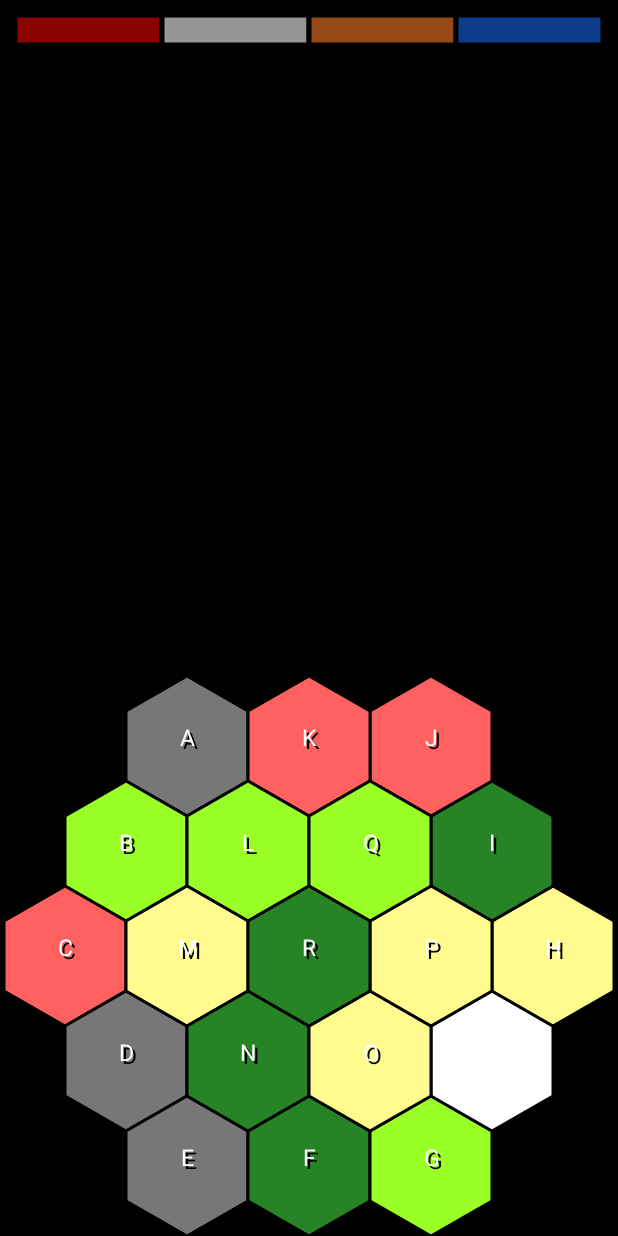
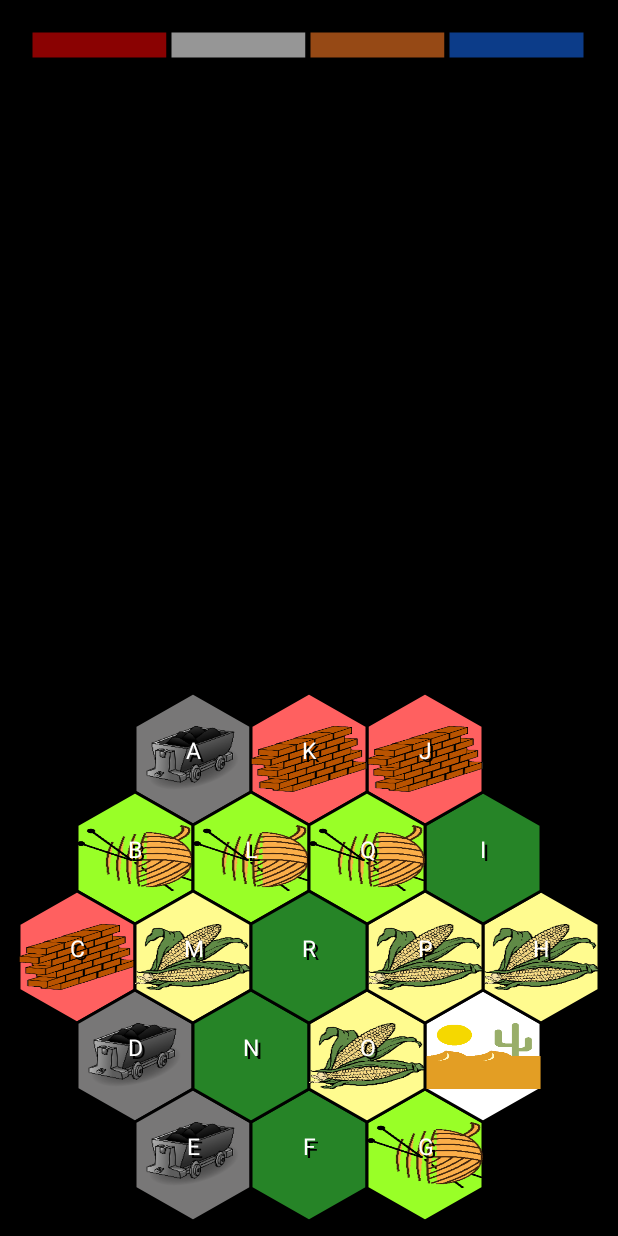
Before and after one commit to mainak/catan-helper, an Android app: the screen it shows after launch (PlayActivity), after a tap on "CLASSIC", on a phone screen of 412 x 824 dp. Run offline under Robolectric (Android 15) with nearby library versions, the phone set to English and light mode, and no system bars; 2 statements that could not run were skipped.

Commit message:
Dialogs and setup screen

```diff
--- a/app/src/main/java/com/mmandal/catanhelper/Board.java
+++ b/app/src/main/java/com/mmandal/catanhelper/Board.java
@@ -1,10 +1,15 @@
 package com.mmandal.catanhelper;
 
+import android.annotation.SuppressLint;
+import android.app.AlertDialog;
+import android.app.Dialog;
+import android.app.DialogFragment;
 import android.content.Context;
 import android.graphics.Bitmap;
 import android.graphics.Canvas;
 import android.graphics.Color;
 import android.graphics.Point;
+import android.os.Bundle;
 import android.util.DisplayMetrics;
 import android.util.Log;
 import android.util.TypedValue;
@@ -18,6 +23,18 @@ import java.util.List;
 import java.util.Random;
 import java.util.Vector;
 
+
+@SuppressLint("ValidFragment")
+class RobberActivatedDialog extends DialogFragment {
+    @Override
+    public Dialog onCreateDialog(Bundle savedInstanceState) {
+        AlertDialog.Builder builder = new AlertDialog.Builder(getActivity());
+        builder.setMessage(R.string.dialog_robber)
+                .setNeutralButton(R.string.dialog_robber_ok, null);
+        return builder.create();
+    }
+}
+
 /**
  * Created by mmandal on 10/3/15.
  */
@@ -26,25 +43,27 @@ abstract class Board extends View {
 
     protected final Random rand_ = new Random();
     protected final PlayerListView players_;
+    protected final int maxNumRolls_;
     private final Expansion expansion_;
-    protected final int maxNumRolls_;
     protected List<Hexagon> cells_ = new Vector<Hexagon>();
     private int numTurns_ = 0;
     private LinkedList<Update> pastUpdates_ = new LinkedList<Update>();
-
-    protected static class Update {
-        int[] numRolls = new int[13];
-
-        public void copy(Update bUpd) {
-            numRolls = bUpd.numRolls;
-        }
-    }
 
     Board(Context ctxt, List<Integer> playerColors, int maxNumRolls, Expansion expansion) {
         super(ctxt);
         players_ = new PlayerListView(getContext(), playerColors);
         expansion_ = expansion;
         maxNumRolls_ = maxNumRolls;
+    }
+
+    public List<DialogFragment> getSpecialEvents() {
+        List<DialogFragment> dialogs = expansion_.getSpecialEvents();
+        for (Hexagon cell : cells_) {
+            if (cell.getDiceFace() == 7 && cell.resourceGenerated()) {
+                dialogs.add(new RobberActivatedDialog());
+            }
+        }
+        return dialogs;
     }
 
     protected float fromDp(float dpSize) {
@@ -83,7 +102,7 @@ abstract class Board extends View {
         ++numTurns_;
         players_.forward();
         for (Hexagon cell : cells_) {
-            cell.add(update.numRolls[cell.getOutcome()]);
+            cell.add(update.numRolls[cell.getDiceFace()]);
         }
         expansion_.apply(update);
         pastUpdates_.push(update);
@@ -93,7 +112,7 @@ abstract class Board extends View {
         Update update = pastUpdates_.pop();
         expansion_.apply(pastUpdates_.peek());
         for (Hexagon cell : cells_) {
-            cell.subtract(update.numRolls[cell.getOutcome()]);
+            cell.subtract(update.numRolls[cell.getDiceFace()]);
         }
         players_.backward();
         --numTurns_;
@@ -147,6 +166,14 @@ abstract class Board extends View {
     Resource createCatanRes(Bitmap icon, int colorId) {
         return new Resource(getResources().getDisplayMetrics(), icon, getColor(colorId));
     }
+
+    protected static class Update {
+        int[] numRolls = new int[13];
+
+        public void copy(Update bUpd) {
+            numRolls = bUpd.numRolls;
+        }
+    }
 }
 
 class FourPlayerBoard extends Board {
@@ -158,6 +185,10 @@ class FourPlayerBoard extends Board {
 
     @Override
     public void onLayout(boolean changed, int left, int top, int right, int bottom) {
+        left += (int) fromDp(10);
+        top += (int) fromDp(10);
+        right -= (int) fromDp(10);
+        bottom -= (int) fromDp(10);
         super.onLayout(changed, left, top, right, bottom);
 
         // height = 8 * edge
@@ -233,7 +264,7 @@ class FourPlayerBoard extends Board {
         resources.add(createCatanRes(desert, R.color.desert));
         Collections.shuffle(resources, rand_);
 
-        Vector<Tag> outcomes = new Vector<Tag>(Arrays.asList(
+        Vector<Tag> diceFaces = new Vector<Tag>(Arrays.asList(
                 new Tag(5, "A"),
                 new Tag(2, "B"),
                 new Tag(6, "C"),
@@ -252,12 +283,12 @@ class FourPlayerBoard extends Board {
                 new Tag(6, "P"),
                 new Tag(3, "Q"),
                 new Tag(11, "R")));
-        Iterator<Tag> outcomesIter = outcomes.iterator();
+        Iterator<Tag> diceFacesIter = diceFaces.iterator();
 
         for (Resource resource : resources) {
             Tag tag = new Tag(7, "");
             if (!(resource.getColor() == getColor(R.color.desert))) {
-                tag = outcomesIter.next();
+                tag = diceFacesIter.next();
             }
             resource.setTag(tag);
             cells_.add(new Hexagon(getContext(), maxNumRolls_, resource));
@@ -275,6 +306,10 @@ class SixPlayerBoard extends Board {
 
     @Override
     public void onLayout(boolean changed, int left, int top, int right, int bottom) {
+        left += (int) fromDp(10);
+        top += (int) fromDp(10);
+        right -= (int) fromDp(10);
+        bottom -= (int) fromDp(10);
         super.onLayout(changed, left, top, right, bottom);
         // perp = edge * cos(pi/6)
         // height = 12 * perp
@@ -366,7 +401,7 @@ class SixPlayerBoard extends Board {
         }
         Collections.shuffle(resources, rand_);
 
-        Vector<Tag> outcomes = new Vector<Tag>(Arrays.asList(
+        Vector<Tag> diceFaces = new Vector<Tag>(Arrays.asList(
                 new Tag(2, "A"),
                 new Tag(5, "B"),
                 new Tag(4, "C"),
@@ -395,12 +430,12 @@ class SixPlayerBoard extends Board {
                 new Tag(3, "Za"),
                 new Tag(2, "Zb"),
                 new Tag(6, "Zc")));
-        Iterator<Tag> outcomesIter = outcomes.iterator();
+        Iterator<Tag> diceFacesIter = diceFaces.iterator();
 
         for (Resource resource : resources) {
             Tag tag = new Tag(7, "");
             if (!(resource.getColor() == getColor(R.color.desert))) {
-                tag = outcomesIter.next();
+                tag = diceFacesIter.next();
             }
             resource.setTag(tag);
             cells_.add(new Hexagon(getContext(), maxNumRolls_, resource));
--- a/app/src/main/java/com/mmandal/catanhelper/Hexagon.java
+++ b/app/src/main/java/com/mmandal/catanhelper/Hexagon.java
@@ -14,29 +14,17 @@ import android.view.View;
  */
 class Hexagon extends View {
     private static final String TAG = Hexagon.class.getSimpleName();
-
+    private final int maxNumRolls_;
+    private final Resource resource_;
     private Path boundary_ = new Path();
-
     private Rect iconBounds_ = new Rect();
-
-    private final int maxNumRolls_;
-
-    private final Resource resource_;
-
     private boolean resourceGenerated_ = false;
 
     private int numRolls_ = 0;
 
     private Point textCenter_ = new Point();
 
-    @Override
-    public void onLayout(boolean b, int left, int top, int right, int bottom) {
-        int width = right - left;
-        int height = bottom - top;
-        iconBounds_ = new Rect(left, top + height / 4, right, bottom - height / 4);
-        boundary_ = createVertical(new Point(left, top), width, height);
-        textCenter_ = new Point(left + width / 2, top + height / 2);
-    }
+    private int numTurns_ = 0;
 
     Hexagon(Context context, int maxNumRolls, Resource resource) {
         super(context);
@@ -51,7 +39,7 @@ class Hexagon extends View {
         path.lineTo(leftTop.x + 3 * width / 4, leftTop.y);
         path.lineTo(leftTop.x + width,         leftTop.y + height / 2);
         path.lineTo(leftTop.x + 3 * width / 4, leftTop.y + height);
-        path.lineTo(leftTop.x + width / 4,     leftTop.y + height);
+        path.lineTo(leftTop.x + width / 4, leftTop.y + height);
         path.lineTo(leftTop.x,                 leftTop.y + height / 2);
         path.close();
         return path;
@@ -70,8 +58,18 @@ class Hexagon extends View {
         return path;
     }
 
+    @Override
+    public void onLayout(boolean b, int left, int top, int right, int bottom) {
+        int width = right - left;
+        int height = bottom - top;
+        iconBounds_ = new Rect(left, top + height / 4, right, bottom - height / 4);
+        boundary_ = createVertical(new Point(left, top), width, height);
+        textCenter_ = new Point(left + width / 2, top + height / 2);
+    }
+
     void add(int numHits) {
         assert numHits <= maxNumRolls_;
+        ++numTurns_;
         resourceGenerated_ = false;
         numRolls_ += numHits;
         if (numRolls_ >= maxNumRolls_) {
@@ -82,6 +80,7 @@ class Hexagon extends View {
 
     void subtract(int numHits) {
         assert numHits <= maxNumRolls_;
+        --numTurns_;
         resourceGenerated_ = false;
         numRolls_ -= numHits;
         if (numRolls_ < 0) {
@@ -91,6 +90,27 @@ class Hexagon extends View {
 
     @Override
     public void onDraw(Canvas canvas) {
+        assert numTurns_ >= 0;
+        if (numTurns_ == 0) {
+            onDrawFirstTime(canvas);
+        } else {
+            onDrawGamePlay(canvas);
+        }
+    }
+
+
+    void onDrawFirstTime(Canvas canvas) {
+        Paint bgPaint = new Paint();
+        bgPaint.setColor(Color.WHITE);
+        canvas.drawPath(boundary_, bgPaint);
+        canvas.drawPath(boundary_, resource_.getFillPaint(false));
+        canvas.drawPath(boundary_, resource_.getBorderPaint(false));
+        canvas.drawBitmap(resource_.getIcon(), null, iconBounds_, new Paint());
+        canvas.drawText(resource_.getTag().label, textCenter_.x + 3, textCenter_.y + 3, resource_.getShadowPaint(resourceGenerated_));
+        canvas.drawText(resource_.getTag().label, textCenter_.x, textCenter_.y, resource_.getTextPaint(resourceGenerated_));
+    }
+
+    void onDrawGamePlay(Canvas canvas) {
         Paint bgPaint = new Paint();
         bgPaint.setColor(Color.WHITE);
         canvas.drawPath(boundary_, bgPaint);
@@ -104,8 +124,8 @@ class Hexagon extends View {
         }
     }
 
-    int getOutcome() {
-        return resource_.getTag().outcome;
+    int getDiceFace() {
+        return resource_.getTag().diceFace;
     }
 
     boolean resourceGenerated() {
--- a/app/src/main/java/com/mmandal/catanhelper/MainActivity.java
+++ b/app/src/main/java/com/mmandal/catanhelper/MainActivity.java
@@ -1,8 +1,11 @@
 package com.mmandal.catanhelper;
 
+import android.annotation.SuppressLint;
 import android.app.Activity;
+import android.app.AlertDialog;
+import android.app.Dialog;
+import android.app.DialogFragment;
 import android.content.Intent;
-import android.graphics.Color;
 import android.os.Bundle;
 import android.util.Log;
 import android.view.LayoutInflater;
@@ -17,12 +20,10 @@ import android.widget.TextView;
 
 import java.util.ArrayList;
 import java.util.Arrays;
-import java.util.Iterator;
 import java.util.List;
 import java.util.Set;
 import java.util.TreeSet;
 import java.util.Vector;
-import java.util.concurrent.Semaphore;
 
 class OrderedColor implements Comparable<OrderedColor> {
 
@@ -153,7 +154,21 @@ class PlayerOption implements Spinner.OnItemSelectedListener {
     }
 
     Integer getColor() {
-        return ((OrderedColor) ((ColorListAdapter) spinner_.getAdapter()).getItem(spinner_.getSelectedItemPosition())).color;
+        return ((OrderedColor) spinner_.getAdapter().getItem(spinner_.getSelectedItemPosition())).color;
+    }
+}
+
+@SuppressLint("ValidFragment")
+class ExplainGameDialog extends DialogFragment {
+    @Override
+    public Dialog onCreateDialog(Bundle savedInstanceState) {
+        // Use the Builder class for convenient dialog construction
+        AlertDialog.Builder builder = new AlertDialog.Builder(getActivity());
+        builder.setTitle(R.string.dialoag_explain_title)
+                .setMessage(R.string.dialog_explain_steps)
+                .setNeutralButton(R.string.dialog_explain_ok, null);
+        // Create the AlertDialog object and return it
+        return builder.create();
     }
 }
 
@@ -235,6 +250,9 @@ public class MainActivity extends Activity implements View.OnClickListener, Seek
                 new OrderedColor(R.color.blue, 4),
                 new OrderedColor(R.color.brown, 5),
                 new OrderedColor(R.color.green, 6))));
+
+        ExplainGameDialog explainDiag = new ExplainGameDialog();
+        explainDiag.show(getFragmentManager(), "explanation");
     }
 
     @Override
--- a/app/src/main/java/com/mmandal/catanhelper/PlayActivity.java
+++ b/app/src/main/java/com/mmandal/catanhelper/PlayActivity.java
@@ -1,10 +1,35 @@
 package com.mmandal.catanhelper;
 
+import android.annotation.SuppressLint;
 import android.app.Activity;
+import android.app.AlertDialog;
+import android.app.Dialog;
+import android.app.DialogFragment;
 import android.os.Bundle;
 import android.view.View;
 
 import java.util.List;
+
+@SuppressLint("ValidFragment")
+class BoardLayoutDialog extends DialogFragment {
+
+    private int dialogId_;
+
+    BoardLayoutDialog(int dialogId) {
+        dialogId_ = dialogId;
+    }
+
+    @Override
+    public Dialog onCreateDialog(Bundle savedInstanceState) {
+        // Use the Builder class for convenient dialog construction
+        AlertDialog.Builder builder = new AlertDialog.Builder(getActivity());
+        builder.setTitle(R.string.dialoag_board_title)
+                .setMessage(dialogId_)
+                .setNeutralButton(R.string.dialog_board_ok, null);
+        // Create the AlertDialog object and return it
+        return builder.create();
+    }
+}
 
 /**
  * Created by mmandal on 10/3/15.
@@ -17,10 +42,11 @@ public class PlayActivity extends Activity implements View.OnClickListener {
     public void onCreate(Bundle savedInstanceState) {
         super.onCreate(savedInstanceState);
 
-        int numRolls = getIntent().getIntExtra("num_rolls", 100);
-        List<Integer> playerColors = getIntent().getIntegerArrayListExtra("player_colors");
+        final int numRolls = getIntent().getIntExtra("num_rolls", 100);
+        final List<Integer> playerColors = getIntent().getIntegerArrayListExtra("player_colors");
+        final int gameType = getIntent().getIntExtra("game_type", R.id.cf_classic);
         Expansion expansion =
-                getIntent().getIntExtra("game_type", R.id.cf_classic) == R.id.cf_classic
+                gameType == R.id.cf_classic
                 ? new DefaultExpansion(this)
                 : new CitiesAndKnights(this);
 
@@ -32,6 +58,11 @@ public class PlayActivity extends Activity implements View.OnClickListener {
         board_.initialize();
         board_.setOnClickListener(this);
         setContentView(board_);
+
+        int dialogId = gameType == R.id.cf_classic ?
+                R.string.dialog_board_classic : R.string.dialog_board_cities;
+        DialogFragment boardDialog = new BoardLayoutDialog(dialogId);
+        boardDialog.show(getFragmentManager(), "board_layout");
     }
 
 
@@ -49,6 +80,9 @@ public class PlayActivity extends Activity implements View.OnClickListener {
     @Override
     public void onClick(View v) {
         board_.roll();
+        for (DialogFragment dialog : board_.getSpecialEvents()) {
+            dialog.show(getFragmentManager(), "special");
+        }
         board_.invalidate();
     }
 }
--- a/app/src/main/java/com/mmandal/catanhelper/Resource.java
+++ b/app/src/main/java/com/mmandal/catanhelper/Resource.java
@@ -6,10 +6,11 @@ import android.graphics.Paint;
 import android.util.DisplayMetrics;
 
 class Tag {
-    int outcome;
+    int diceFace;
     String label;
-    Tag(int outcome, String label) {
-        this.outcome = outcome;
+
+    Tag(int diceFace, String label) {
+        this.diceFace = diceFace;
         this.label = label;
     }
 }
@@ -24,14 +25,13 @@ class Resource {
     private final Bitmap icon_;
 
     private final int color_;
+    protected Tag tag_;
 
     Resource(DisplayMetrics dm, Bitmap icon, int color) {
         displayMetrics_ = dm;
         icon_ = icon;
         color_ = color;
     }
-
-    protected Tag tag_;
 
     Paint getFillPaint(boolean resourceGenerated) {
         Paint fill = new Paint();
@@ -76,12 +76,12 @@ class Resource {
         return text;
     }
 
+    Tag getTag() {
+        return tag_;
+    }
+
     public void setTag(Tag outcome) {
         tag_ = outcome;
-    }
-
-    Tag getTag() {
-        return tag_;
     }
 
     Bitmap getIcon() {
--- a/app/src/main/res/values/strings.xml
+++ b/app/src/main/res/values/strings.xml
@@ -16,4 +16,46 @@
     <string name="select_players">How many are playing? </string>
     <string name="classic">Classic</string>
     <string name="cities_and_knights">Cities &amp; Knights</string>
+    <string name="dialog_explain_steps">
+        This app will help you set up the board, keep track of turns and resource generation for you.
+        \n\nIn the next screen you will select the order of players and their colors.
+        Choosing more than five players will automatically enable the six player expansion.
+        \n\nYou can also choose a different game mode which allows partial(fairer) resource generation.
+        In this mode, each turn will comprise of multiple dice roll behind the scenes causing partial
+        resource generation with each dice roll. After a turn completes, whichever resources fill up
+        will be available from the bank.
+        \n\nLast but not the least you can also play the cities and knights expansion.</string>
+    <string name="dialoag_explain_title">How This App Works</string>
+    <string name="dialoag_board_title">What\'s On The Board?</string>
+    <string name="dialog_board_classic">
+        The next screen will track the game play and resource generation.
+        \n\nThe player whose turn is ongoing will be highlighted on the top of the screen.
+        \n\nThe board follows the catan color scheme. Red for brick, dark grey for ore,
+        dark green for lumber, light green for wool and yellow for grain. White represents desert.
+        In the set up phase all icons are visible, but during a turn only the icons for the
+        generated resources will show up.
+        \n\nPlease make sure to arrange your board exactly as shown in the screen with the lettered pieces
+        placed accordingly.
+        \n\nTapping anywhere on the screen will play the next turn
+        \n\nBack button will revert and forget the latest turn.
+    </string>
+    <string name="dialog_board_cities">
+        The next screen will track the game play and resource generation.
+        \n\nThe player whose turn is ongoing will be highlighted on the top of the screen.
+        \n\nThe board follows the catan color scheme. Red for brick, dark grey for ore,
+        dark green for lumber, light green for wool and yellow for grain. White represents desert.
+        In the set up phase all icons are visible, but during a turn only the icons for the
+        generated resources will show up.
+        \n\nPlease make sure to arrange your board exactly as shown in the screen with the lettered pieces
+        placed accordingly.
+        \n\nThe row below the players shows the commodity dice and the red dice and the row below
+        that shows the progress of the barbarians.
+        \n\nTapping anywhere on the screen will play the next turn
+        \n\nBack button will revert and forget the latest turn.</string>
+    <string name="dialog_board_ok">Let\'s Start!</string>
+    <string name="dialog_explain_ok">Got It.</string>
+    <string name="dialog_robber">Robber on the prowl!</string>
+    <string name="dialog_robber_ok">Shucks!</string>
+    <string name="dialog_barbarian">Barbarians Attacked!</string>
+    <string name="dialog_barbarian_ok">Run!</string>
 </resources>
```
Also changed, not shown: app/src/main/java/com/mmandal/catanhelper/Expansion.java (+53 -25 lines).
